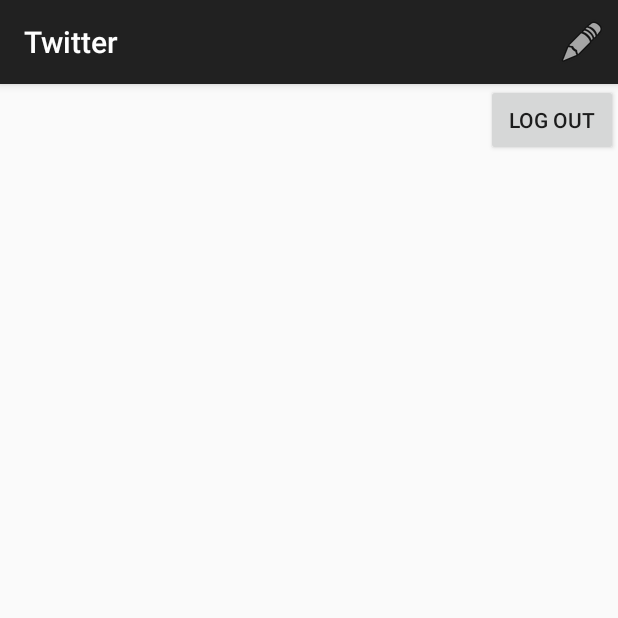
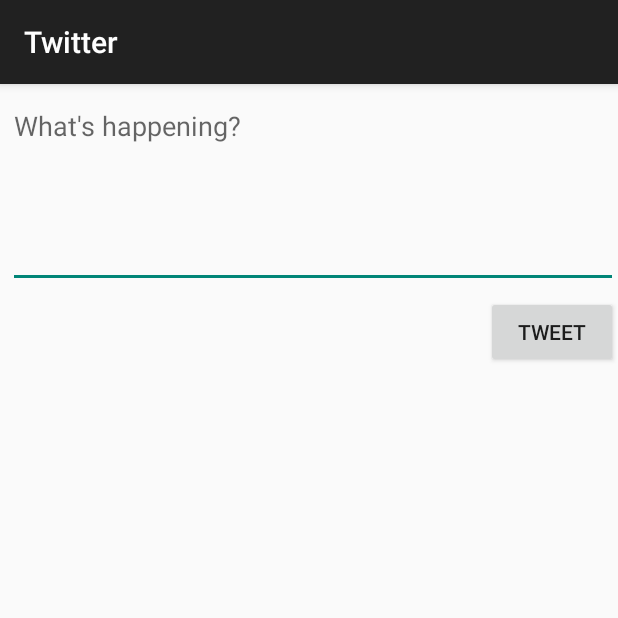
Before and after one commit to jiayuewu16/Twitter, an Android app: the TimelineActivity screen opened directly, with no data from a screen before it, after a tap on "Compose", on a phone screen of 412 x 824 dp, the top half of it. Run offline under Robolectric (Android 15) with nearby library versions, the phone set to English and light mode, and no system bars; our stand-ins replace Room's generated code; libraries missing offline, so code that uses them is left out: com.codepath.asynchttpclient, com.facebook.stetho; pictures from the network do not load; 2 statements that could not run were skipped.

Commit message:
Compose Screen set up.

```diff
--- a/app/src/main/AndroidManifest.xml
+++ b/app/src/main/AndroidManifest.xml
@@ -13,7 +13,8 @@
         android:icon="@drawable/ic_launcher"
         android:label="@string/app_name"
         android:theme="@style/AppTheme">
-        <activity android:name=".TimelineActivity"></activity>
+        <activity android:name=".ComposeActivity"></activity>
+        <activity android:name=".TimelineActivity" />
         <activity
             android:name=".LoginActivity"
             android:label="@string/app_name"
--- /dev/null
+++ b/app/src/main/java/com/codepath/apps/restclienttemplate/ComposeActivity.java
@@ -0,0 +1,38 @@
+package com.codepath.apps.restclienttemplate;
+
+import androidx.appcompat.app.AppCompatActivity;
+
+import android.os.Bundle;
+import android.view.View;
+import android.widget.Button;
+import android.widget.EditText;
+import android.widget.Toast;
+
+public class ComposeActivity extends AppCompatActivity {
+
+    public final static int MAX_TWEET_LENGTH = 140;
+    EditText etCompose;
+    Button btTweet;
+
+    @Override
+    protected void onCreate(Bundle savedInstanceState) {
+        super.onCreate(savedInstanceState);
+        setContentView(R.layout.activity_compose);
+
+        etCompose = findViewById(R.id.etCompose);
+        btTweet = findViewById(R.id.btTweet);
+
+        btTweet.setOnClickListener(new View.OnClickListener() {
+            @Override
+            public void onClick(View view) {
+                String tweetContent = etCompose.getText().toString();
+                if (tweetContent.isEmpty()) {
+                    Toast.makeText(ComposeActivity.this, "Sorry, your tweet cannot be empty", Toast.LENGTH_SHORT).show();
+                }
+                if (tweetContent.length() > MAX_TWEET_LENGTH) {
+                    Toast.makeText(ComposeActivity.this, "Sorry, your tweet is too long", Toast.LENGTH_SHORT).show();
+                }
+            }
+        });
+    }
+}
--- a/app/src/main/java/com/codepath/apps/restclienttemplate/TimelineActivity.java
+++ b/app/src/main/java/com/codepath/apps/restclienttemplate/TimelineActivity.java
@@ -4,6 +4,7 @@ import androidx.appcompat.app.AppCompatActivity;
 import androidx.recyclerview.widget.LinearLayoutManager;
 import androidx.recyclerview.widget.RecyclerView;
 
+import android.content.Intent;
 import android.os.Bundle;
 import android.util.Log;
 import android.view.Menu;
@@ -64,7 +65,8 @@ public class TimelineActivity extends AppCompatActivity {
     @Override
     public boolean onOptionsItemSelected(MenuItem item) {
         if (item.getItemId() == R.id.compose) {
-            Toast.makeText(this, "Compose!", Toast.LENGTH_SHORT).show();
+            Intent intent = new Intent(this, ComposeActivity.class);
+            startActivity(intent);
             return true;
         }
         return super.onOptionsItemSelected(item);
--- /dev/null
+++ b/app/src/main/res/layout/activity_compose.xml
@@ -0,0 +1,31 @@
+<?xml version="1.0" encoding="utf-8"?>
+<RelativeLayout xmlns:android="http://schemas.android.com/apk/res/android"
+    xmlns:app="http://schemas.android.com/apk/res-auto"
+    xmlns:tools="http://schemas.android.com/tools"
+    android:layout_width="match_parent"
+    android:layout_height="match_parent"
+    tools:context=".ComposeActivity">
+
+    <EditText
+        android:id="@+id/etCompose"
+        android:layout_width="match_parent"
+        android:layout_height="wrap_content"
+        android:layout_alignParentStart="true"
+        android:layout_alignParentTop="true"
+        android:layout_marginStart="5dp"
+        android:layout_marginTop="5dp"
+        android:ems="10"
+        android:gravity="start|top"
+        android:hint="@string/composeHint"
+        android:inputType="textMultiLine"
+        android:minLines="5" />
+
+    <Button
+        android:id="@+id/btTweet"
+        android:layout_width="wrap_content"
+        android:layout_height="wrap_content"
+        android:layout_below="@+id/etCompose"
+        android:layout_alignParentEnd="true"
+        android:layout_marginTop="5dp"
+        android:text="@string/tweet" />
+</RelativeLayout>
--- a/app/src/main/res/values/strings.xml
+++ b/app/src/main/res/values/strings.xml
@@ -5,5 +5,7 @@
     <string name="login_label">Log in</string>
     <string name="intent_scheme">oauth</string>
     <string name="intent_host">codepathtweets</string>
+    <string name="tweet">Tweet</string>
+    <string name="composeHint">What\'s happening?</string>
 
 </resources>
```
